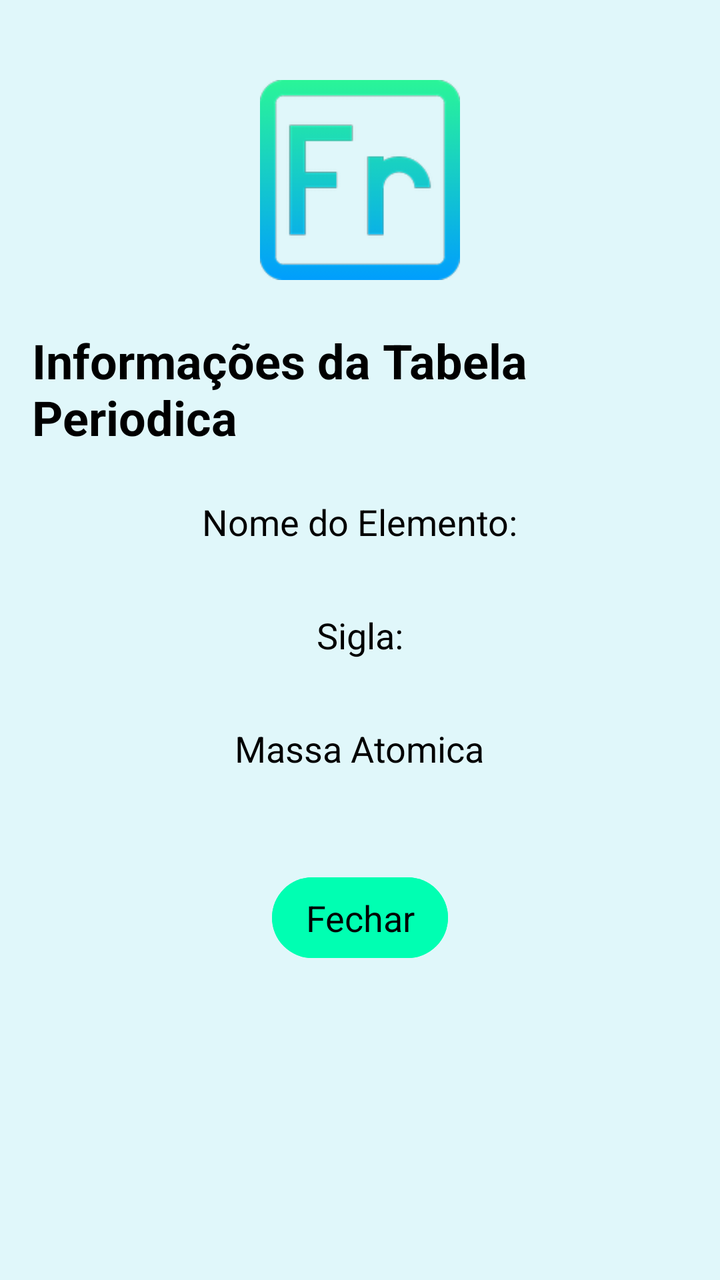
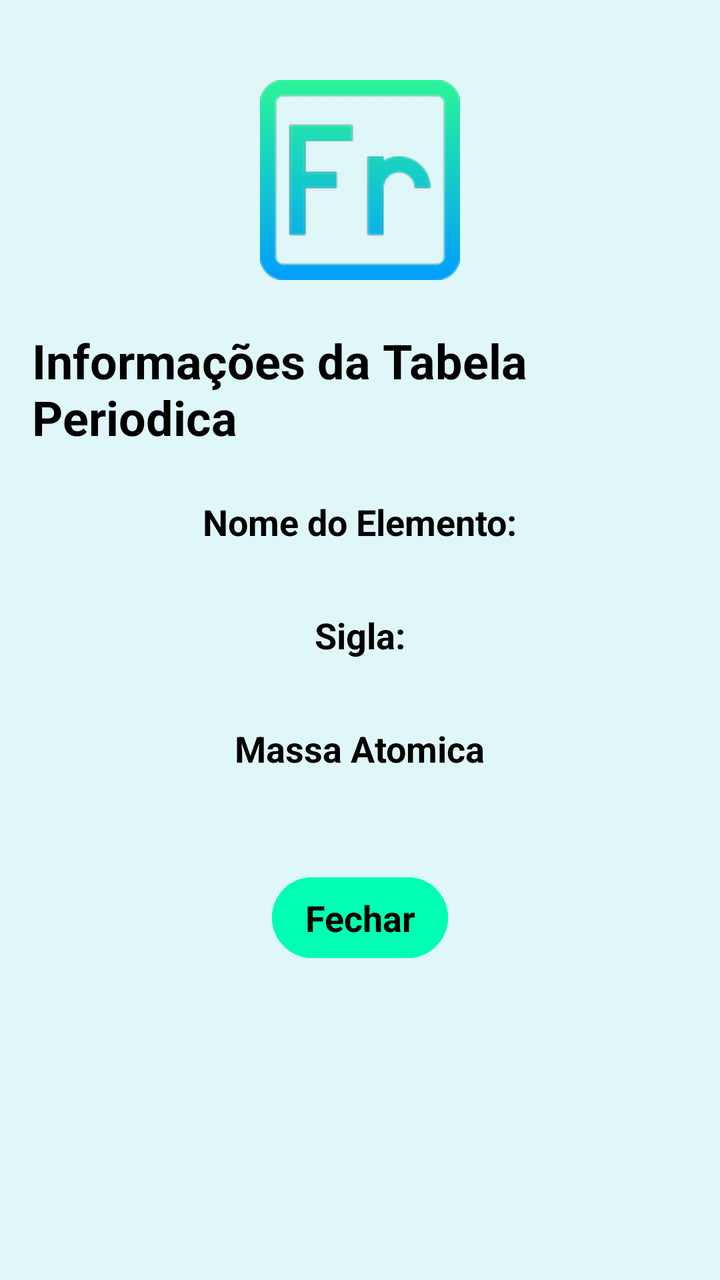

Before-and-after screenshots of an Android layout around one commit, followed by the original layout XML and the change that was made.
<!-- AndroidManifest.xml: application theme Theme.ErmesonBalbinotAndrade -->
<!-- res/layout/dialog_francio.xml -->
<?xml version="1.0" encoding="utf-8"?>
<LinearLayout xmlns:android="http://schemas.android.com/apk/res/android"
    android:orientation="vertical"
    android:layout_width="match_parent"
    android:layout_height="wrap_content"
    android:background="@color/branco_azul"
    android:padding="16dp"
    android:gravity="center_horizontal">

    <ImageView
        android:layout_width="100dp"
        android:layout_height="100dp"
        android:src="@drawable/ic_francio"
        android:layout_marginTop="24dp"
        android:layout_marginBottom="24dp"/>

    <TextView
        android:layout_width="wrap_content"
        android:layout_height="wrap_content"
        android:text="@string/informa_es_da_tabela_periodica"
        android:textAppearance="@style/TextAppearance.AppCompat.Headline"
        android:textColor="@color/black"
        android:textStyle="bold"
        android:layout_marginBottom="16dp" />

    <TextView
        android:layout_width="wrap_content"
        android:layout_height="wrap_content"
        android:text="@string/nome_do_elemento"
        android:textAppearance="@style/TextAppearance.AppCompat.Medium"
        android:textColor="@color/black"
        android:layout_marginTop="8dp" />

    <TextView
        android:layout_width="match_parent"
        android:layout_height="wrap_content"
        android:id="@+id/textViewNomeFrancio"
        android:textAppearance="@style/TextAppearance.AppCompat.Medium"
        android:textColor="@color/black"
        android:paddingStart="8dp" />

    <TextView
        android:layout_width="wrap_content"
        android:layout_height="wrap_content"
        android:text="@string/sigla"
        android:textAppearance="@style/TextAppearance.AppCompat.Medium"
        android:textColor="@color/black"
        android:layout_marginTop="8dp" />

    <TextView
        android:layout_width="match_parent"
        android:layout_height="wrap_content"
        android:id="@+id/textViewSiglaFrancio"
        android:textAppearance="@style/TextAppearance.AppCompat.Medium"
        android:textColor="@color/black"
        android:paddingStart="8dp" />

    <TextView
        android:layout_width="wrap_content"
        android:layout_height="wrap_content"
        android:text="@string/massa_atomica"
        android:textAppearance="@style/TextAppearance.AppCompat.Medium"
        android:textColor="@color/black"
        android:layout_marginTop="8dp" />

    <TextView
        android:layout_width="match_parent"
        android:layout_height="wrap_content"
        android:id="@+id/textViewMassaAtomicaFrancio"
        android:textAppearance="@style/TextAppearance.AppCompat.Medium"
        android:textColor="@color/black"
        android:paddingStart="8dp" />


    <Button
        android:layout_width="wrap_content"
        android:layout_height="wrap_content"
        android:id="@+id/buttonFechar"
        android:text="@string/fechar"
        android:textColor="@color/black"
        android:backgroundTint="@color/green"
        android:textAppearance="@style/TextAppearance.AppCompat.Medium"
        android:layout_marginTop="24dp"
        android:padding="8dp" />


</LinearLayout>
<!-- resources referenced by this layout -->
<resources>
  <color name="black">#FF000000</color>
  <color name="branco_azul">#E0F7FA</color>
  <color name="green">#00FFB2</color>
  <!-- drawable ic_francio: png bitmap (drawable-hdpi, 4622 bytes) -->
  <string name="fechar">Fechar</string>
  <string name="informa_es_da_tabela_periodica">Informações da Tabela Periodica</string>
  <string name="massa_atomica">Massa Atomica</string>
  <string name="nome_do_elemento">Nome do Elemento:</string>
  <string name="sigla">Sigla:</string>
  <style name="Theme.ErmesonBalbinotAndrade" parent="Base.Theme.ErmesonBalbinotAndrade" />
  <style name="Base.Theme.ErmesonBalbinotAndrade" parent="Theme.Material3.DayNight.NoActionBar">
          
          
      </style>
</resources>

<!-- the commit's change to res/layout/dialog_francio.xml (unified diff, before → after) -->
@@ -29,6 +29,7 @@
         android:text="@string/nome_do_elemento"
         android:textAppearance="@style/TextAppearance.AppCompat.Medium"
         android:textColor="@color/black"
+        android:textStyle="bold"
         android:layout_marginTop="8dp" />
 
     <TextView
@@ -36,7 +37,8 @@
         android:layout_height="wrap_content"
         android:id="@+id/textViewNomeFrancio"
         android:textAppearance="@style/TextAppearance.AppCompat.Medium"
-        android:textColor="@color/black"
+        android:textColor="@color/azul"
+        android:gravity="center"
         android:paddingStart="8dp" />
 
     <TextView
@@ -45,6 +47,7 @@
         android:text="@string/sigla"
         android:textAppearance="@style/TextAppearance.AppCompat.Medium"
         android:textColor="@color/black"
+        android:textStyle="bold"
         android:layout_marginTop="8dp" />
 
     <TextView
@@ -52,7 +55,8 @@
         android:layout_height="wrap_content"
         android:id="@+id/textViewSiglaFrancio"
         android:textAppearance="@style/TextAppearance.AppCompat.Medium"
-        android:textColor="@color/black"
+        android:textColor="@color/azul"
+        android:gravity="center"
         android:paddingStart="8dp" />
 
     <TextView
@@ -61,6 +65,7 @@
         android:text="@string/massa_atomica"
         android:textAppearance="@style/TextAppearance.AppCompat.Medium"
         android:textColor="@color/black"
+        android:textStyle="bold"
         android:layout_marginTop="8dp" />
 
     <TextView
@@ -68,7 +73,8 @@
         android:layout_height="wrap_content"
         android:id="@+id/textViewMassaAtomicaFrancio"
         android:textAppearance="@style/TextAppearance.AppCompat.Medium"
-        android:textColor="@color/black"
+        android:textColor="@color/azul"
+        android:gravity="center"
         android:paddingStart="8dp" />
 
 
@@ -81,6 +87,7 @@
         android:backgroundTint="@color/green"
         android:textAppearance="@style/TextAppearance.AppCompat.Medium"
         android:layout_marginTop="24dp"
+        android:textStyle="bold"
         android:padding="8dp" />
 
 
<!-- resource entries referenced after the edit -->
@@ -1,5 +1,6 @@
 <!-- resources referenced by this layout -->
 <resources>
+  <color name="azul">#00A4FF</color>
   <color name="black">#FF000000</color>
   <color name="branco_azul">#E0F7FA</color>
   <color name="green">#00FFB2</color>
